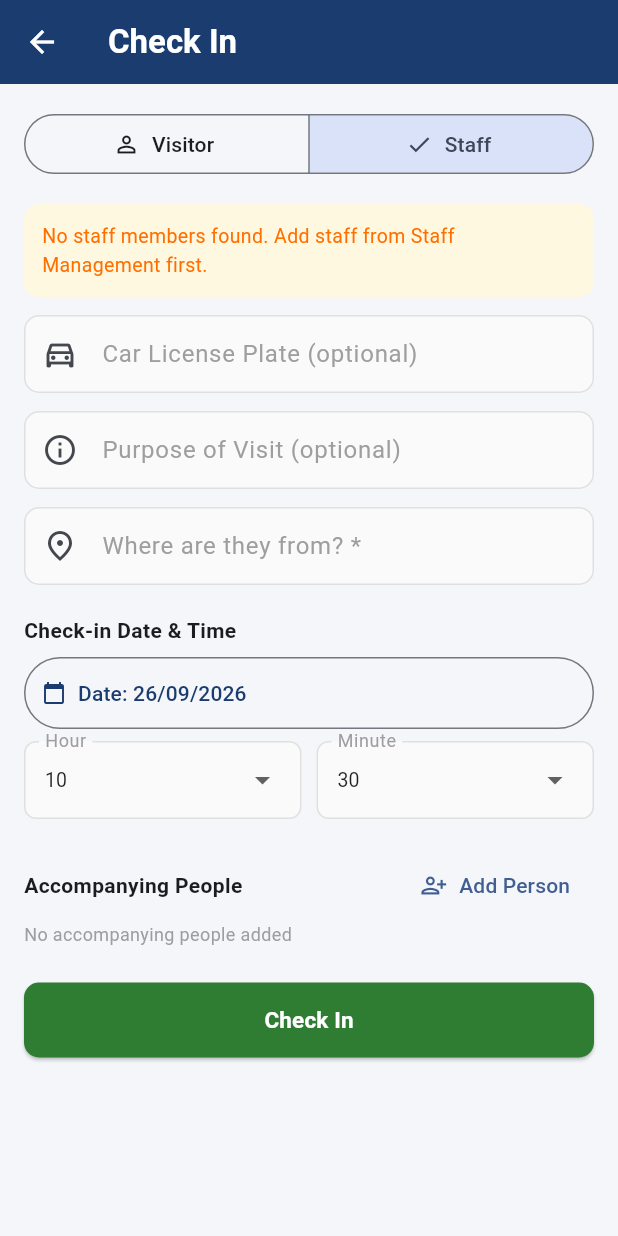
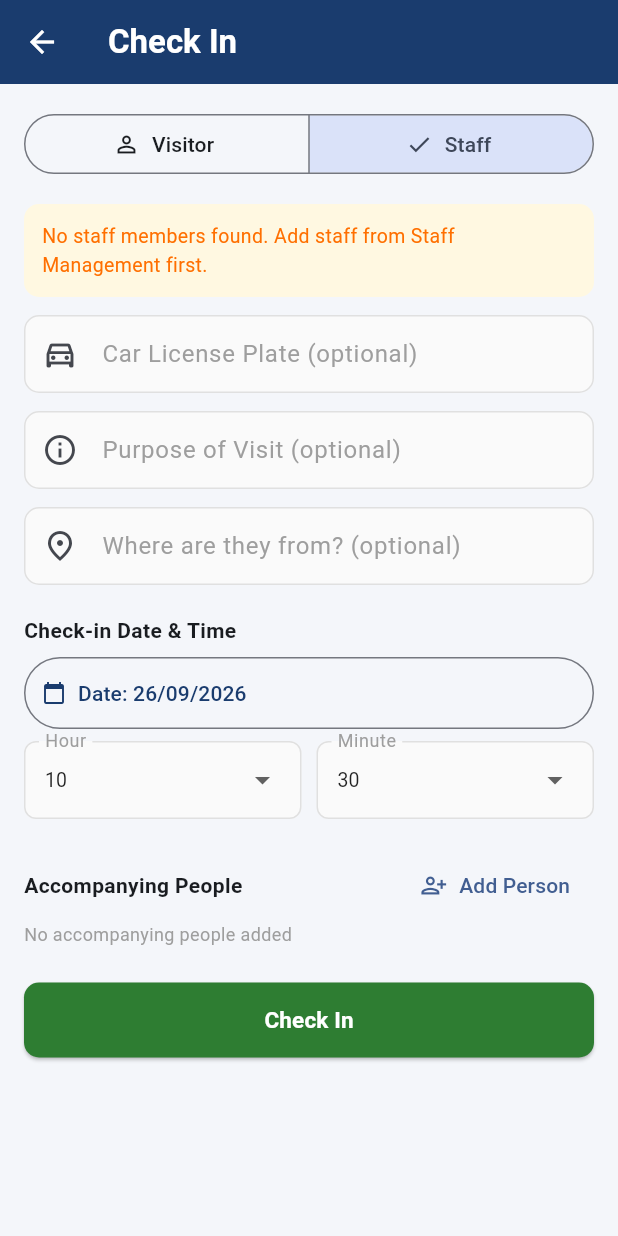
Before and after one commit to Dishu-Bansal/GDCollege, a Flutter app: the VisitorEntryFormScreen screen opened directly, after a tap on "Staff", on a phone screen of 412 x 824 dp. Run offline on Flutter 3.47's test engine with Material 3 defaults, Android fonts, the phone set to English and light mode, and no system bars; our stand-ins replace cloud_firestore, file_picker, firebase_auth, firebase_core, firebase_storage, flutter_riverpod and 1 more; missing offline and left inert: dart:html, dart:ui_web, image_network; accounts and stored records are empty; Roboto replaces fonts that are missing (Poppins); statements that could not run were skipped.

Commit message:
fix: Where From optional when checking in staff

```diff
--- a/lib/visitor_management/screens/visitor_entry_form_screen.dart
+++ b/lib/visitor_management/screens/visitor_entry_form_screen.dart
@@ -150,7 +150,9 @@ class _VisitorEntryFormScreenState
       return;
     }
     final fromPlace = _fromCtrl.text.trim();
-    if (fromPlace.isEmpty) {
+    // Staff already have address details in the staff list — Where From is
+    // optional for them, required for external visitors.
+    if (!_isStaff && fromPlace.isEmpty) {
       ScaffoldMessenger.of(context).showSnackBar(
         const SnackBar(content: Text('Enter where the visitor is from')),
       );
@@ -255,12 +257,14 @@ class _VisitorEntryFormScreenState
               ),
               const SizedBox(height: 12),
 
-              // Where they are from
+              // Where they are from (optional for staff)
               TextField(
                 controller: _fromCtrl,
-                decoration: const InputDecoration(
-                  labelText: 'Where are they from? *',
-                  prefixIcon: Icon(Icons.place_outlined),
+                decoration: InputDecoration(
+                  labelText: _isStaff
+                      ? 'Where are they from? (optional)'
+                      : 'Where are they from? *',
+                  prefixIcon: const Icon(Icons.place_outlined),
                 ),
               ),
               const SizedBox(height: 20),
```
